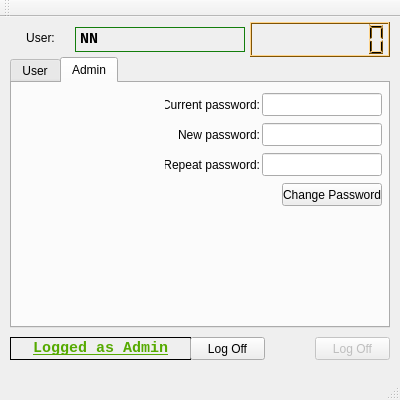
The window that timeguard.ui (byebye/TimeGuard) describes before a commit, drawn with Qt 5.
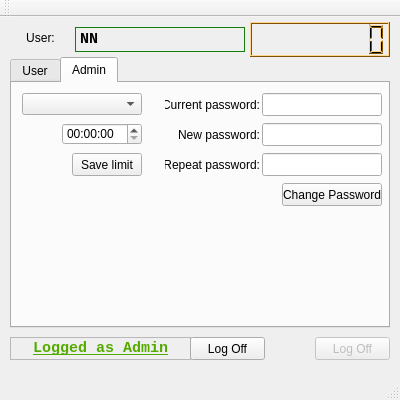
The same window after the commit. The open tabs and pages were chosen to show the change. Custom widgets are drawn as their Qt base class.

Commit message: Add elements to set time limit

Patch:
```diff
--- a/timeguard.ui
+++ b/timeguard.ui
@@ -1066,6 +1066,49 @@
        <set>Qt::AlignRight|Qt::AlignTrailing|Qt::AlignVCenter</set>
       </property>
      </widget>
+     <widget class="QTimeEdit" name="timeEdit">
+      <property name="geometry">
+       <rect>
+        <x>50</x>
+        <y>40</y>
+        <width>80</width>
+        <height>22</height>
+       </rect>
+      </property>
+     </widget>
+     <widget class="QComboBox" name="chooseUserBox">
+      <property name="geometry">
+       <rect>
+        <x>10</x>
+        <y>10</y>
+        <width>120</width>
+        <height>22</height>
+       </rect>
+      </property>
+     </widget>
+     <widget class="QPushButton" name="saveTimeLimitButton">
+      <property name="geometry">
+       <rect>
+        <x>60</x>
+        <y>70</y>
+        <width>70</width>
+        <height>23</height>
+       </rect>
+      </property>
+      <property name="text">
+       <string>Save limit</string>
+      </property>
+     </widget>
+     <zorder>timeEdit</zorder>
+     <zorder>changePasswordButton</zorder>
+     <zorder>currentPasswordField</zorder>
+     <zorder>newPasswordField</zorder>
+     <zorder>newPaswordRepeatField</zorder>
+     <zorder>currentPasswordLabel</zorder>
+     <zorder>newPasswordLabel</zorder>
+     <zorder>newPasswordRepeatLabel</zorder>
+     <zorder>chooseUserBox</zorder>
+     <zorder>saveTimeLimitButton</zorder>
     </widget>
    </widget>
    <widget class="QLabel" name="adminLoggedNotification">
@@ -1084,7 +1127,7 @@
      </font>
     </property>
     <property name="frameShape">
-     <enum>QFrame::Box</enum>
+     <enum>QFrame::StyledPanel</enum>
     </property>
     <property name="frameShadow">
      <enum>QFrame::Plain</enum>
```
Left out of the diff: 2 changed lines with no effect on the pictures. The commit also changes 3 other files.
